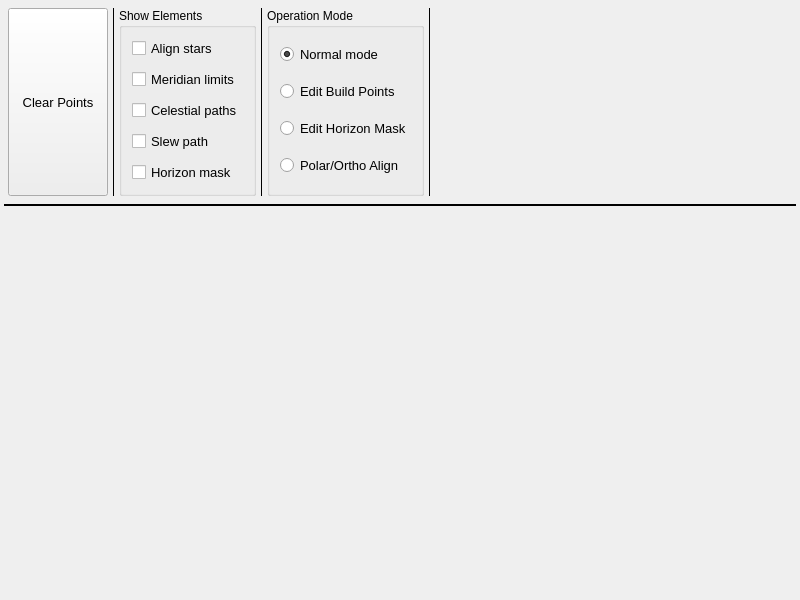
Old version of the form mw4/gui/widgets/hemisphere.ui in the repository mworion/MountWizzard4.
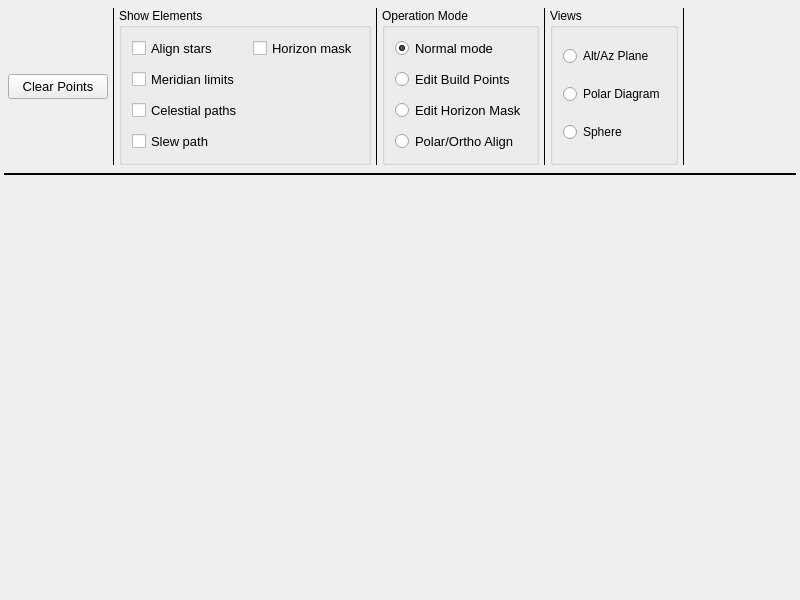
New version of the form.

Commit message: view images from modeling when image windows is open

```diff
--- a/mw4/gui/widgets/hemisphere.ui
+++ b/mw4/gui/widgets/hemisphere.ui
@@ -65,7 +65,7 @@
     <number>4</number>
    </property>
    <item>
-    <layout class="QHBoxLayout" name="horizontalLayout" stretch="0,0,0,0,0,0,0">
+    <layout class="QHBoxLayout" name="horizontalLayout" stretch="0,0,0,0,0,0,0,0,0">
      <property name="spacing">
       <number>4</number>
      </property>
@@ -82,6 +82,21 @@
       <number>4</number>
      </property>
      <item>
+      <layout class="QGridLayout" name="gridLayout_3">
+       <item row="0" column="0">
+        <spacer name="verticalSpacer">
+         <property name="orientation">
+          <enum>Qt::Vertical</enum>
+         </property>
+         <property name="sizeHint" stdset="0">
+          <size>
+           <width>20</width>
+           <height>40</height>
+          </size>
+         </property>
+        </spacer>
+       </item>
+       <item row="1" column="0">
       <widget class="QPushButton" name="clearBuildP">
        <property name="sizePolicy">
         <sizepolicy hsizetype="Minimum" vsizetype="Preferred">
@@ -92,7 +107,7 @@
        <property name="minimumSize">
         <size>
          <width>100</width>
-         <height>0</height>
+           <height>25</height>
         </size>
        </property>
        <property name="font">
@@ -108,6 +123,21 @@
        </property>
       </widget>
      </item>
+       <item row="2" column="0">
+        <spacer name="verticalSpacer_2">
+         <property name="orientation">
+          <enum>Qt::Vertical</enum>
+         </property>
+         <property name="sizeHint" stdset="0">
+          <size>
+           <width>20</width>
+           <height>40</height>
+          </size>
+         </property>
+        </spacer>
+       </item>
+      </layout>
+     </item>
      <item>
       <widget class="Line" name="line_2">
        <property name="frameShadow">
@@ -126,10 +156,7 @@
        <property name="title">
         <string>Show Elements</string>
        </property>
-       <layout class="QVBoxLayout" name="verticalLayout_2" stretch="0,0,0,0,1">
-        <property name="spacing">
-         <number>10</number>
-        </property>
+       <layout class="QGridLayout" name="gridLayout">
         <property name="leftMargin">
          <number>10</number>
         </property>
@@ -142,19 +169,10 @@
         <property name="bottomMargin">
          <number>10</number>
         </property>
-        <item>
-         <widget class="QCheckBox" name="checkShowAlignStar">
-          <property name="font">
-           <font>
-            <pointsize>10</pointsize>
-           </font>
-          </property>
-          <property name="text">
-           <string>Align stars</string>
-          </property>
-         </widget>
-        </item>
-        <item>
+        <property name="spacing">
+         <number>10</number>
+        </property>
+        <item row="1" column="0">
          <widget class="QCheckBox" name="checkShowMeridian">
           <property name="font">
            <font>
@@ -166,7 +184,7 @@
           </property>
          </widget>
         </item>
-        <item>
+        <item row="2" column="0">
          <widget class="QCheckBox" name="checkShowCelestial">
           <property name="font">
            <font>
@@ -178,19 +196,7 @@
           </property>
          </widget>
         </item>
-        <item>
-         <widget class="QCheckBox" name="checkShowSlewPath">
-          <property name="font">
-           <font>
-            <pointsize>10</pointsize>
-           </font>
-          </property>
-          <property name="text">
-           <string>Slew path</string>
-          </property>
-         </widget>
-        </item>
-        <item>
+        <item row="0" column="1">
          <widget class="QCheckBox" name="checkUseHorizon">
           <property name="font">
            <font>
@@ -208,6 +214,30 @@
           </property>
          </widget>
         </item>
+        <item row="0" column="0">
+         <widget class="QCheckBox" name="checkShowAlignStar">
+          <property name="font">
+           <font>
+            <pointsize>10</pointsize>
+           </font>
+          </property>
+          <property name="text">
+           <string>Align stars</string>
+          </property>
+         </widget>
+        </item>
+        <item row="3" column="0">
+         <widget class="QCheckBox" name="checkShowSlewPath">
+          <property name="font">
+           <font>
+            <pointsize>10</pointsize>
+           </font>
+          </property>
+          <property name="text">
+           <string>Slew path</string>
+          </property>
+         </widget>
+        </item>
        </layout>
       </widget>
      </item>
@@ -229,10 +259,7 @@
        <property name="title">
         <string>Operation Mode</string>
        </property>
-       <layout class="QVBoxLayout" name="verticalLayout_3" stretch="0,0,0,1">
-        <property name="spacing">
-         <number>10</number>
-        </property>
+       <layout class="QGridLayout" name="gridLayout_2">
         <property name="leftMargin">
          <number>10</number>
         </property>
@@ -245,7 +272,10 @@
         <property name="bottomMargin">
          <number>10</number>
         </property>
-        <item>
+        <property name="spacing">
+         <number>10</number>
+        </property>
+        <item row="0" column="0">
          <widget class="QRadioButton" name="checkEditNone">
           <property name="font">
            <font>
@@ -260,7 +290,7 @@
           </property>
          </widget>
         </item>
-        <item>
+        <item row="1" column="0">
          <widget class="QRadioButton" name="checkEditBuildPoints">
           <property name="font">
            <font>
@@ -272,7 +302,7 @@
           </property>
          </widget>
         </item>
-        <item>
+        <item row="2" column="0">
          <widget class="QRadioButton" name="checkEditHorizonMask">
           <property name="font">
            <font>
@@ -284,7 +314,7 @@
           </property>
          </widget>
         </item>
-        <item>
+        <item row="3" column="0">
          <widget class="QRadioButton" name="checkPolarAlignment">
           <property name="enabled">
            <bool>true</bool>
@@ -315,6 +345,64 @@
        </property>
       </widget>
      </item>
+     <item>
+      <widget class="QGroupBox" name="groupBox">
+       <property name="title">
+        <string>Views</string>
+       </property>
+       <layout class="QGridLayout" name="gridLayout_4">
+        <property name="leftMargin">
+         <number>10</number>
+        </property>
+        <property name="topMargin">
+         <number>10</number>
+        </property>
+        <property name="rightMargin">
+         <number>10</number>
+        </property>
+        <property name="bottomMargin">
+         <number>10</number>
+        </property>
+        <property name="spacing">
+         <number>10</number>
+        </property>
+        <item row="0" column="0">
+         <widget class="QRadioButton" name="radioButton">
+          <property name="text">
+           <string>Alt/Az Plane</string>
+          </property>
+         </widget>
+        </item>
+        <item row="1" column="0">
+         <widget class="QRadioButton" name="radioButton_2">
+          <property name="text">
+           <string>Polar Diagram</string>
+          </property>
+         </widget>
+        </item>
+        <item row="2" column="0">
+         <widget class="QRadioButton" name="radioButton_3">
+          <property name="text">
+           <string>Sphere</string>
+          </property>
+         </widget>
+        </item>
+       </layout>
+      </widget>
+     </item>
+     <item>
+      <widget class="Line" name="line_5">
+       <property name="frameShadow">
+        <enum>QFrame::Plain</enum>
+       </property>
+       <property name="midLineWidth">
+        <number>1</number>
+       </property>
+       <property name="orientation">
+        <enum>Qt::Vertical</enum>
+       </property>
+      </widget>
+     </item>
      <item>
       <spacer name="horizontalSpacer">
        <property name="orientation">
```
Lines whose indentation alone changed are shown as unchanged. The commit also changes 4 other files.
